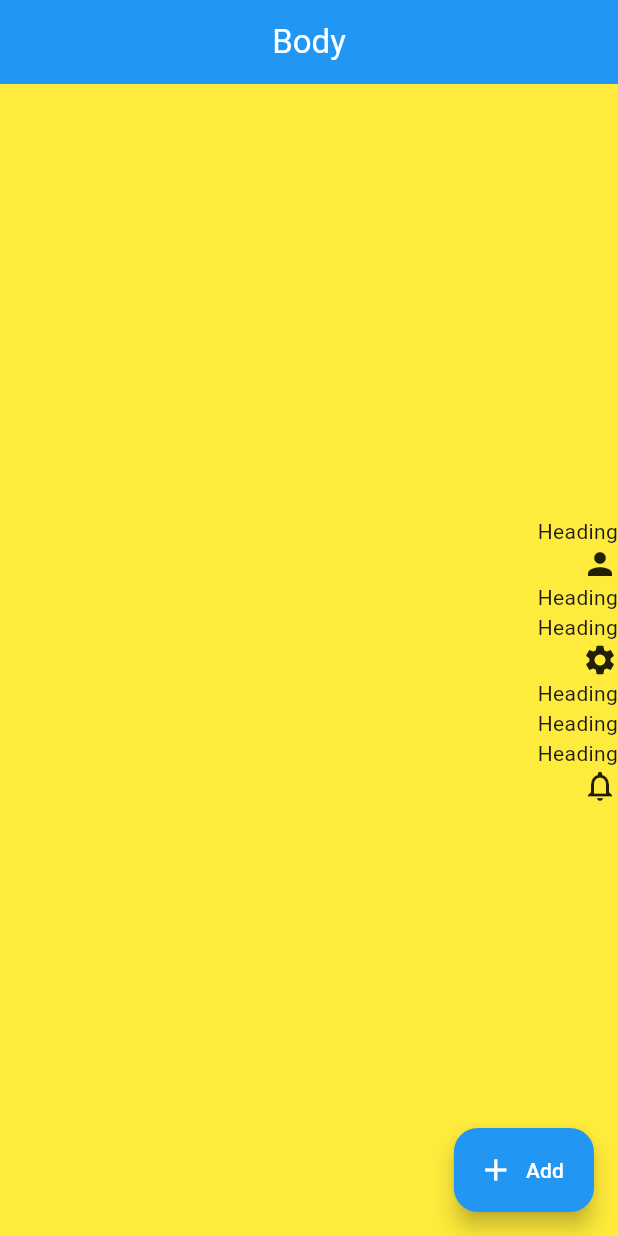
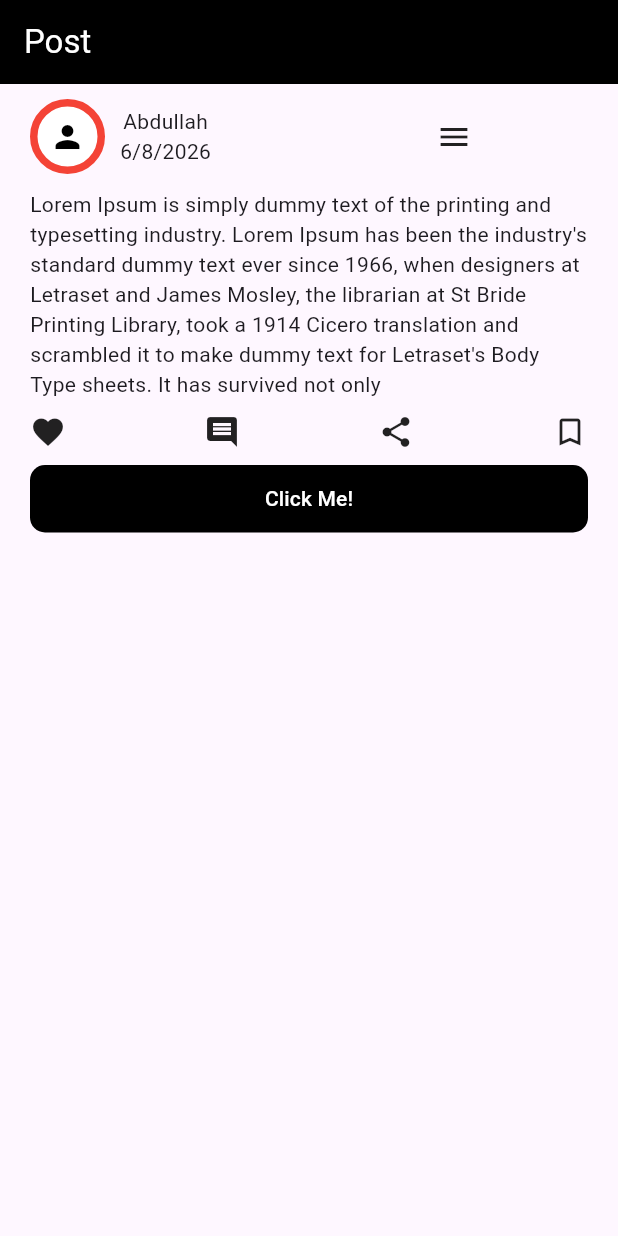
Before and after one commit to AbRehman536/flutter_sec_13, a Flutter app: the screen it shows after launch, on a phone screen of 412 x 824 dp. Run offline on Flutter 3.47's test engine with Material 3 defaults, Android fonts, the phone set to English and light mode, and no system bars.

Commit message:
Nested Row Column done

```diff
--- a/lib/main.dart
+++ b/lib/main.dart
@@ -1,4 +1,5 @@
 import 'package:flutter/material.dart';
+import 'package:flutter_sec_13/nested_row_col.dart';
 
 import 'appBar.dart';
 import 'body.dart';
@@ -33,7 +34,7 @@
         // tested with just a hot reload.
         colorScheme: ColorScheme.fromSeed(seedColor: Colors.deepPurple),
       ),
-      home: BodyScreen(),
+      home: NestedRowCol(),
     );
   }
 }
--- /dev/null
+++ b/lib/nested_row_col.dart
@@ -0,0 +1,77 @@
+import 'package:flutter/material.dart';
+
+class NestedRowCol extends StatelessWidget {
+  const NestedRowCol({super.key});
+
+  @override
+  Widget build(BuildContext context) {
+    return Scaffold(
+      appBar: AppBar(
+        title: Text("Post"),
+        backgroundColor: Colors.black,
+        foregroundColor: Colors.white,
+      ),
+      body: Padding(
+        padding: const EdgeInsets.symmetric(horizontal:  20, vertical: 10),
+        child: Column(
+          children: [
+            Row(
+              children: [
+                Container(
+                    decoration: BoxDecoration(
+                      color: Colors.white,
+                      //borderRadius: BorderRadius.circular(50)
+                      shape: BoxShape.circle,
+                      border: Border.all(
+                        color: Colors.red,
+                        width: 5
+                      )
+                    ),
+                    child: Padding(
+                      padding: const EdgeInsets.all(8.0),
+                      child: Icon(Icons.person,color: Colors.black,),
+                    )),
+                SizedBox(width: 10,),
+                Column(
+                  children: [
+                    Text("Abdullah"),
+                    Text("6/8/2026"),
+                  ],
+                ),
+                SizedBox(width: 150,),
+                Icon(Icons.menu)
+              ],
+            ),
+            SizedBox(height: 10,),
+            Text("Lorem Ipsum is simply dummy text of the printing and typesetting industry. Lorem Ipsum has been the industry's standard dummy text ever since 1966, when designers at Letraset and James Mosley, the librarian at St Bride Printing Library, took a 1914 Cicero translation and scrambled it to make dummy text for Letraset's Body Type sheets. It has survived not only "),
+            SizedBox(height: 10,),
+            Row(
+              mainAxisAlignment: MainAxisAlignment.spaceBetween,
+              children: [
+                Icon(Icons.favorite),
+                Icon(Icons.comment),
+                Icon(Icons.share),
+                Icon(Icons.bookmark_border),
+              ],
+            ),
+            SizedBox(height: 10,),
+            SizedBox(
+              height: 45,
+              width: double.infinity,
+              child: ElevatedButton(onPressed: (){},
+                  style: ElevatedButton.styleFrom(
+                    elevation: 0,
+                    backgroundColor: Colors.black,
+                    foregroundColor: Colors.white,
+                    shape: RoundedRectangleBorder(
+                      borderRadius: BorderRadius.circular(10),
+                    )
+                  )
+                  , child: Text("Click Me!")),
+            )
+          ],
+        ),
+      ) ,
+    );
+  }
+}
```
